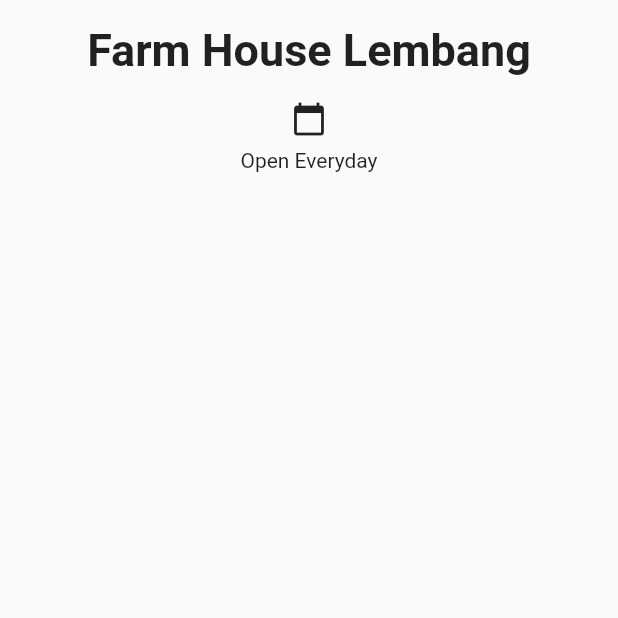
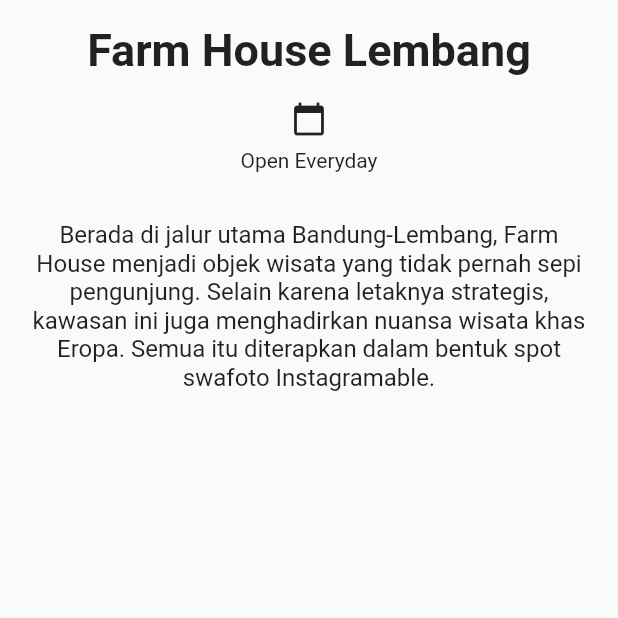
Before and after one commit to annisaeat/Belajar-Membuat-Aplikasi-Flutter-untuk-Pemula, a Flutter app: the screen it shows after launch, on a phone screen of 412 x 824 dp, the top half of it. Run offline on Flutter 3.47's test engine with Material 2 defaults, Android fonts, the phone set to English and light mode, and no system bars.

Commit message:
menambahkan widget Container dan Textuntuk menampilkan konten deskripsi.

```diff
--- a/aplikasi_tempat_wisata/lib/main.dart
+++ b/aplikasi_tempat_wisata/lib/main.dart
@@ -48,6 +48,14 @@
                 ],
               ),
             ),
+            Container(
+              padding: EdgeInsets.all(16.0),
+              child: Text(
+                'Berada di jalur utama Bandung-Lembang, Farm House menjadi objek wisata yang tidak pernah sepi pengunjung. Selain karena letaknya strategis, kawasan ini juga menghadirkan nuansa wisata khas Eropa. Semua itu diterapkan dalam bentuk spot swafoto Instagramable.',
+                textAlign: TextAlign.center,
+                style: TextStyle(fontSize: 16.0),
+              ),
+            ),
           ],
         ),
       ),
```
